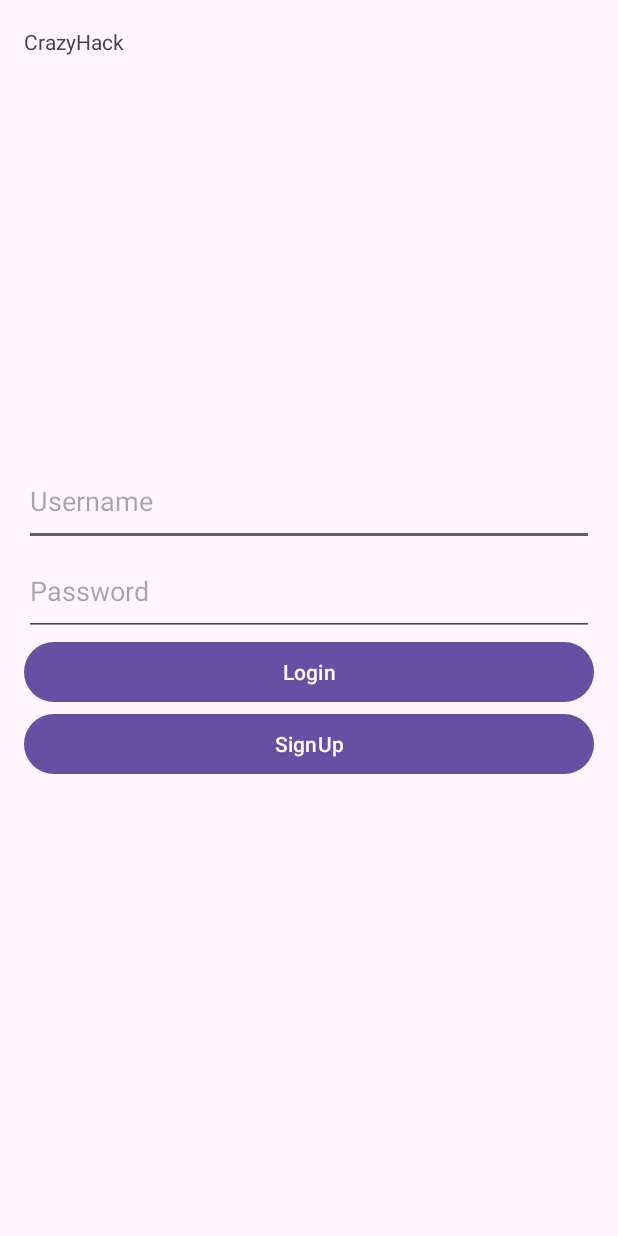
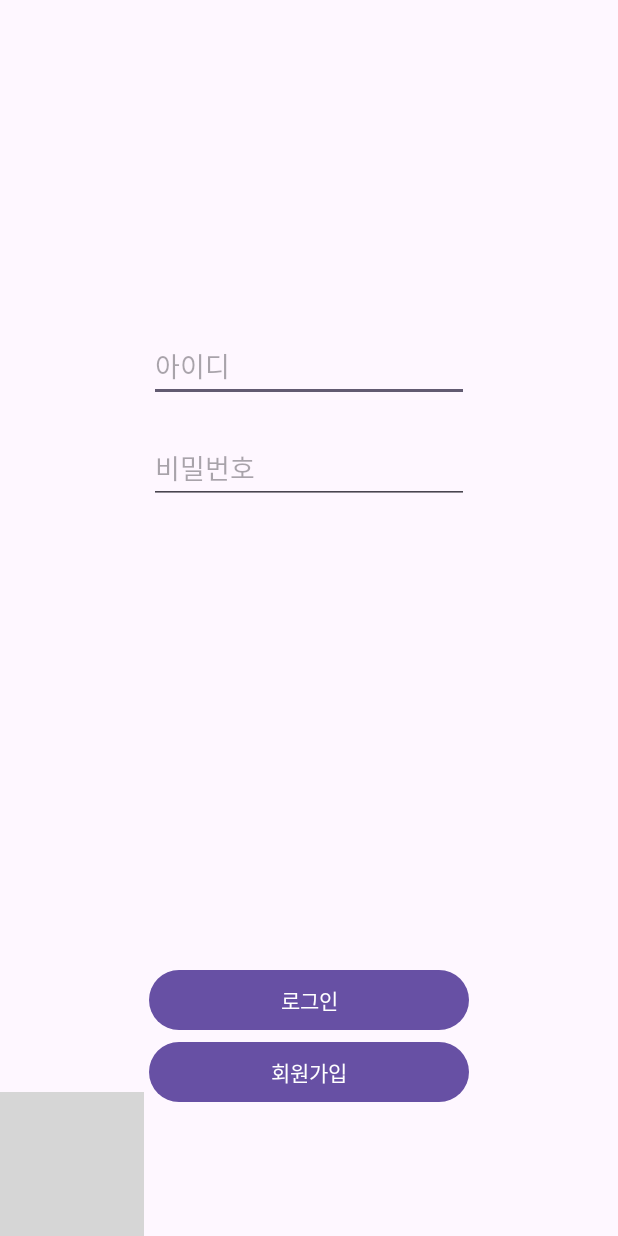
Before and after one commit to a2256014/g3rm_Android, an Android app: the screen it shows after launch (MainActivity before the commit, LoginActivity after it), on a phone screen of 412 x 824 dp. Run offline under Robolectric (Android 15) with nearby library versions, the phone set to English and light mode, and no system bars; grey boxes are pictures that could not be loaded.

Commit message:
Splash Css

```diff
--- a/app/src/main/AndroidManifest.xml
+++ b/app/src/main/AndroidManifest.xml
@@ -15,9 +15,17 @@
         <activity
             android:name=".MainActivity"
             android:exported="true">
+        </activity>
+        <activity
+            android:name=".common.LoginActivity"
+            android:exported="true">
+        </activity>
+        <activity
+            android:name=".SplashActivity"
+            android:exported="true"
+            android:theme="@style/SplashTheme">
             <intent-filter>
                 <action android:name="android.intent.action.MAIN" />
-
                 <category android:name="android.intent.category.LAUNCHER" />
             </intent-filter>
         </activity>
--- /dev/null
+++ b/app/src/main/java/com/example/g3rm_ah/SplashActivity.java
@@ -0,0 +1,20 @@
+package com.example.g3rm_ah;
+
+import android.annotation.SuppressLint;
+
+import androidx.appcompat.app.AppCompatActivity;
+import android.os.Bundle;
+import android.content.Intent;
+
+import com.example.g3rm_ah.common.LoginActivity;
+
+@SuppressLint("CustomSplashScreen")
+public class SplashActivity extends AppCompatActivity {
+    @Override
+    protected void onCreate(Bundle savedInstanceState) {
+        super.onCreate(savedInstanceState);
+        Intent intent = new Intent(getApplicationContext(), LoginActivity.class);
+        startActivity(intent);
+        finish();
+    }
+}
--- a/app/src/main/java/com/example/g3rm_ah/common/LoginActivity.java
+++ b/app/src/main/java/com/example/g3rm_ah/common/LoginActivity.java
@@ -1,6 +1,45 @@
 package com.example.g3rm_ah.common;
+
+import android.content.Intent;
+import android.os.Bundle;
+import android.view.View;
+import android.widget.Button;
+import android.widget.EditText;
+import com.example.g3rm_ah.R;
 
 import androidx.appcompat.app.AppCompatActivity;
 
 public class LoginActivity extends AppCompatActivity {
+    private EditText et_id, et_pass;
+    private Button btn_login, btn_register;
+
+    @Override
+    protected void onCreate(Bundle savedInstanceState) {
+        super.onCreate(savedInstanceState);
+        setContentView(R.layout.activity_login);
+
+        et_id = findViewById(R.id.et_id);
+        et_pass = findViewById(R.id.et_pass);
+        btn_login = findViewById(R.id.btn_login);
+        btn_register = findViewById(R.id.btn_register);
+
+        // 회원가입 버튼을 클릭 시 수행
+        btn_register.setOnClickListener(new View.OnClickListener() {
+            @Override
+            public void onClick(View v) {
+                Intent intent = new Intent(LoginActivity.this, RegisterActivity.class);
+                startActivity(intent);
+            }
+        });
+
+        btn_login.setOnClickListener(new View.OnClickListener() {
+            @Override
+            public void onClick(View v) {
+                String userID = et_id.getText().toString();
+                String userPass = et_pass.getText().toString();
+
+
+            }
+        });
+    }
 }
--- /dev/null
+++ b/app/src/main/java/com/example/g3rm_ah/common/RegisterActivity.java
@@ -0,0 +1,4 @@
+package com.example.g3rm_ah.common;
+
+public class RegisterActivity {
+}
--- a/app/src/main/java/com/example/g3rm_ah/common/SplashActivity.java
+++ /dev/null
@@ -1,9 +0,0 @@
-package com.example.g3rm_ah.common;
-
-import android.annotation.SuppressLint;
-
-import androidx.appcompat.app.AppCompatActivity;
-
-@SuppressLint("CustomSplashScreen")
-public class SplashActivity extends AppCompatActivity {
-}
--- /dev/null
+++ b/app/src/main/res/layout/activity_login.xml
@@ -0,0 +1,71 @@
+<?xml version="1.0" encoding="utf-8"?>
+<androidx.constraintlayout.widget.ConstraintLayout
+    xmlns:android="http://schemas.android.com/apk/res/android"
+    xmlns:app="http://schemas.android.com/apk/res-auto"
+    xmlns:tools="http://schemas.android.com/tools"
+    android:layout_width="match_parent"
+    android:layout_height="match_parent"
+    tools:context=".LoginActivity">
+
+    <ImageView
+        android:id="@+id/imageView"
+        android:layout_width="wrap_content"
+        android:layout_height="wrap_content"
+        android:adjustViewBounds="true"
+        android:background="@drawable/splash_background"
+        app:layout_constraintBottom_toBottomOf="parent"
+        tools:ignore="MissingConstraints"
+        tools:layout_editor_absoluteX="0dp" />
+
+    <EditText
+        android:id="@+id/et_id"
+        android:layout_width="wrap_content"
+        android:layout_height="wrap_content"
+        android:layout_marginStart="8dp"
+        android:layout_marginTop="220dp"
+        android:layout_marginEnd="8dp"
+        android:ems="10"
+        android:hint="@string/login_id"
+        android:inputType="textPersonName"
+        app:layout_constraintEnd_toEndOf="parent"
+        app:layout_constraintStart_toStartOf="parent"
+        app:layout_constraintTop_toTopOf="parent" />
+
+    <EditText
+        android:id="@+id/et_pass"
+        android:layout_width="wrap_content"
+        android:layout_height="wrap_content"
+        android:layout_marginStart="8dp"
+        android:layout_marginTop="20dp"
+        android:layout_marginEnd="8dp"
+        android:ems="10"
+        android:hint="@string/login_pw"
+        android:inputType="textPersonName"
+        app:layout_constraintEnd_toEndOf="@+id/et_id"
+        app:layout_constraintStart_toStartOf="@+id/et_id"
+        app:layout_constraintTop_toBottomOf="@+id/et_id" />
+
+    <Button
+        android:id="@+id/btn_login"
+        android:layout_width="0dp"
+        android:layout_height="wrap_content"
+        android:text="@string/login"
+        app:layout_constraintBottom_toTopOf="@+id/btn_register"
+        app:layout_constraintEnd_toEndOf="@+id/et_pass"
+        app:layout_constraintHorizontal_bias="0.0"
+        app:layout_constraintStart_toStartOf="@+id/et_pass"
+        app:layout_constraintVertical_bias="0.475" />
+
+    <Button
+        android:id="@+id/btn_register"
+        android:layout_width="0dp"
+        android:layout_height="wrap_content"
+        android:layout_marginTop="20dp"
+        android:layout_marginBottom="85dp"
+        android:text="@string/register"
+        app:layout_constraintBottom_toBottomOf="@+id/imageView"
+        app:layout_constraintEnd_toEndOf="@+id/btn_login"
+        app:layout_constraintHorizontal_bias="0.0"
+        app:layout_constraintStart_toStartOf="@+id/btn_login" />
+
+</androidx.constraintlayout.widget.ConstraintLayout>
--- a/app/src/main/res/values/strings.xml
+++ b/app/src/main/res/values/strings.xml
@@ -1,4 +1,8 @@
 <resources>
     <string name="app_name">CrazyG3rm</string>
     <string name="app_title">CrazyHack</string>
+    <string name="login_id">아이디</string>
+    <string name="login_pw">비밀번호</string>
+    <string name="login">로그인</string>
+    <string name="register">회원가입</string>
 </resources>
--- /dev/null
+++ b/app/src/main/res/values/style.xml
@@ -0,0 +1,9 @@
+<?xml version="1.0" encoding="utf-8"?>
+<resources xmlns:tools="http://schemas.android.com/tools">
+    <!-- Base application theme. -->
+    ...
+    <!-- Customize your theme here. -->
+    <style name="SplashTheme" parent="Theme.AppCompat.NoActionBar">
+        <item name="android:windowBackground">@drawable/splash_background</item>
+    </style>
+</resources>
```
Also changed, not shown: 1 other file.
